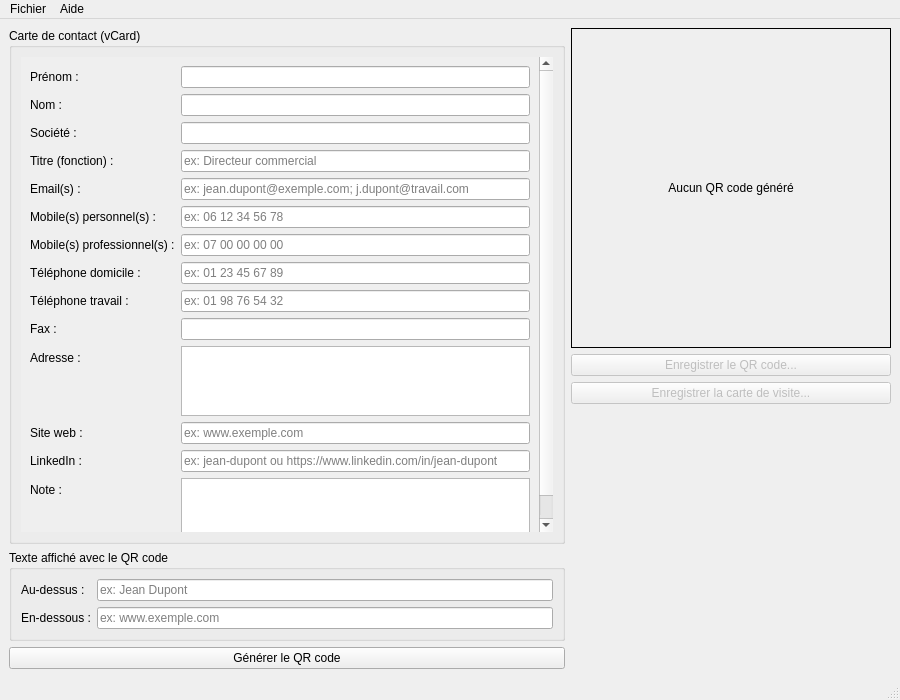
Before: the Qt Designer form ui/main_window.ui in goncalvesjp/qrcodePy, drawn with Qt 5.
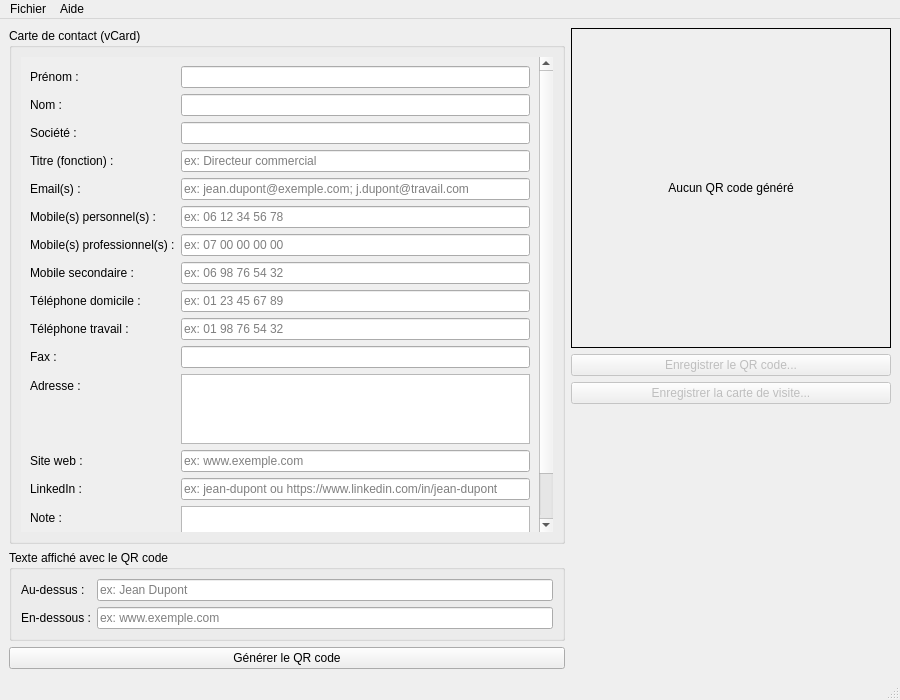
After: the same form once the commit is applied.

```diff
--- a/ui/main_window.ui
+++ b/ui/main_window.ui
@@ -120,93 +120,107 @@
               </widget>
              </item>
              <item row="7" column="0">
+              <widget class="QLabel" name="mobile_secondaire_label">
+               <property name="text">
+                <string>Mobile secondaire :</string>
+               </property>
+              </widget>
+             </item>
+             <item row="7" column="1">
+              <widget class="QLineEdit" name="mobile_secondaire_edit">
+               <property name="placeholderText">
+                <string>ex: 06 98 76 54 32</string>
+               </property>
+              </widget>
+             </item>
+             <item row="8" column="0">
               <widget class="QLabel" name="telephones_domicile_label">
                <property name="text">
                 <string>Téléphone domicile :</string>
                </property>
               </widget>
              </item>
-             <item row="7" column="1">
+             <item row="8" column="1">
               <widget class="QLineEdit" name="telephones_domicile_edit">
                <property name="placeholderText">
                 <string>ex: 01 23 45 67 89</string>
                </property>
               </widget>
              </item>
-             <item row="8" column="0">
+             <item row="9" column="0">
               <widget class="QLabel" name="telephones_travail_label">
                <property name="text">
                 <string>Téléphone travail :</string>
                </property>
               </widget>
              </item>
-             <item row="8" column="1">
+             <item row="9" column="1">
               <widget class="QLineEdit" name="telephones_travail_edit">
                <property name="placeholderText">
                 <string>ex: 01 98 76 54 32</string>
                </property>
               </widget>
              </item>
-             <item row="9" column="0">
+             <item row="10" column="0">
               <widget class="QLabel" name="fax_label">
                <property name="text">
                 <string>Fax :</string>
                </property>
               </widget>
              </item>
-             <item row="9" column="1">
+             <item row="10" column="1">
               <widget class="QLineEdit" name="fax_edit"/>
              </item>
-             <item row="10" column="0">
+             <item row="11" column="0">
               <widget class="QLabel" name="adresse_label">
                <property name="text">
                 <string>Adresse :</string>
                </property>
               </widget>
              </item>
-             <item row="10" column="1">
+             <item row="11" column="1">
               <widget class="QPlainTextEdit" name="adresse_edit">
                <property name="maximumHeight">
                 <number>60</number>
                </property>
               </widget>
              </item>
-             <item row="11" column="0">
+             <item row="12" column="0">
               <widget class="QLabel" name="url_label">
                <property name="text">
                 <string>Site web :</string>
                </property>
               </widget>
              </item>
-             <item row="11" column="1">
+             <item row="12" column="1">
               <widget class="QLineEdit" name="url_edit">
                <property name="placeholderText">
                 <string>ex: www.exemple.com</string>
                </property>
               </widget>
              </item>
-             <item row="12" column="0">
+             <item row="13" column="0">
               <widget class="QLabel" name="linkedin_label">
                <property name="text">
                 <string>LinkedIn :</string>
                </property>
               </widget>
              </item>
-             <item row="12" column="1">
+             <item row="13" column="1">
               <widget class="QLineEdit" name="linkedin_edit">
                <property name="placeholderText">
                 <string>ex: jean-dupont ou https://www.linkedin.com/in/jean-dupont</string>
                </property>
               </widget>
              </item>
-             <item row="13" column="0">
+             <item row="14" column="0">
               <widget class="QLabel" name="note_label">
                <property name="text">
                 <string>Note :</string>
                </property>
               </widget>
              </item>
-             <item row="13" column="1">
+             <item row="14" column="1">
               <widget class="QPlainTextEdit" name="note_edit">
                <property name="maximumHeight">
                 <number>50</number>
```
